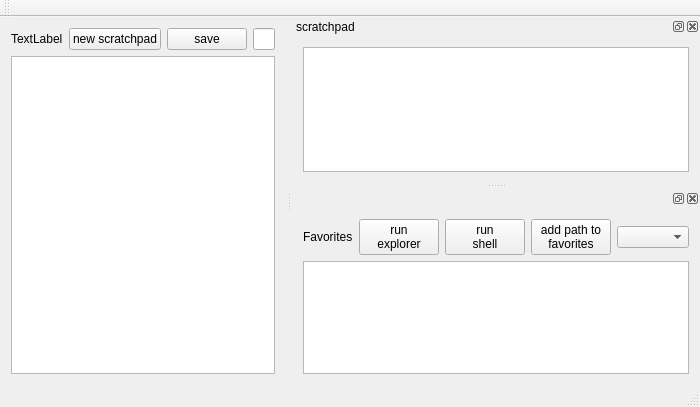
First picture: the form in scratchpad.ui, repository stoyan-shopov/scratchpad, before the edit.
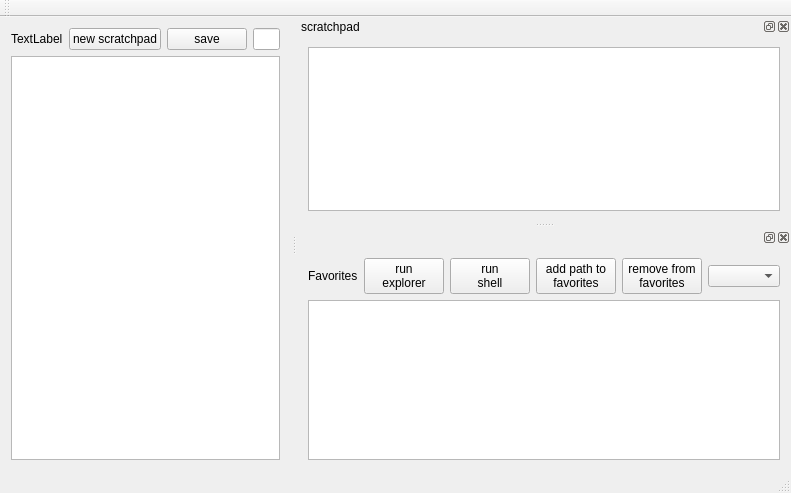
Second picture: the form after the edit.

Commit message: make possible removing items from the 'favorites' list

The edit to the form file:
```diff
--- a/scratchpad.ui
+++ b/scratchpad.ui
@@ -6,8 +6,8 @@
    <rect>
     <x>0</x>
     <y>0</y>
-    <width>682</width>
-    <height>407</height>
+    <width>791</width>
+    <height>493</height>
    </rect>
   </property>
   <property name="windowTitle">
@@ -121,6 +121,14 @@
          </property>
         </widget>
        </item>
+       <item>
+        <widget class="QPushButton" name="pushButtonRemovePathFromFavorites">
+         <property name="text">
+          <string>remove from
+favorites</string>
+         </property>
+        </widget>
+       </item>
        <item>
         <widget class="QComboBox" name="comboBoxExplorerFavorites">
          <property name="insertPolicy">
```
Left out of the diff: 2 changed lines with no effect on the pictures. The commit also changes 2 other files.
